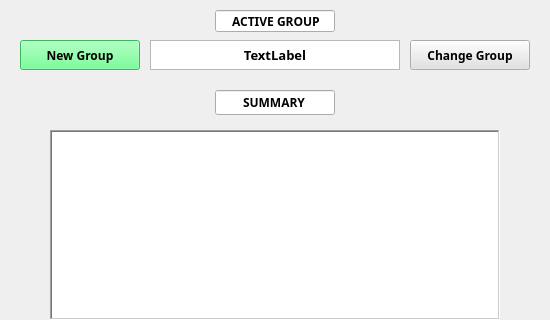
The window that gui/splitter.ui (sourabh061295/Splitter) describes before a commit, drawn with Qt 5; both pictures show x 0 to 550 and y 0 to 320 of the 550 by 660 pixel window.
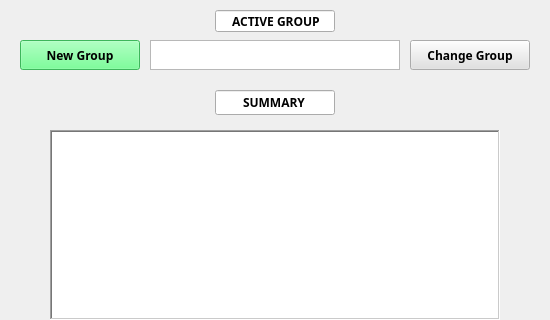
The same window after the commit.

Commit message: Updated setup.py to create required directories

Patch:
```diff
--- a/gui/splitter.ui
+++ b/gui/splitter.ui
@@ -967,7 +967,7 @@
      </font>
     </property>
     <property name="text">
-     <string>TextLabel</string>
+     <string/>
     </property>
     <property name="alignment">
      <set>Qt::AlignCenter</set>
```
The commit also changes 1 other file.
